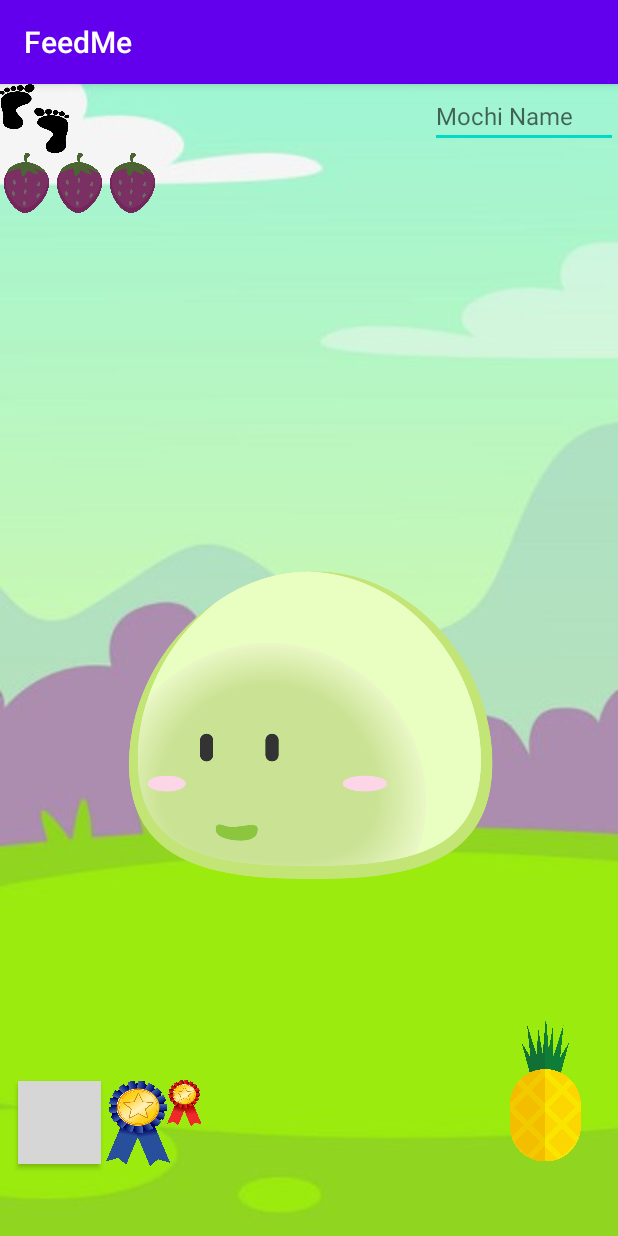
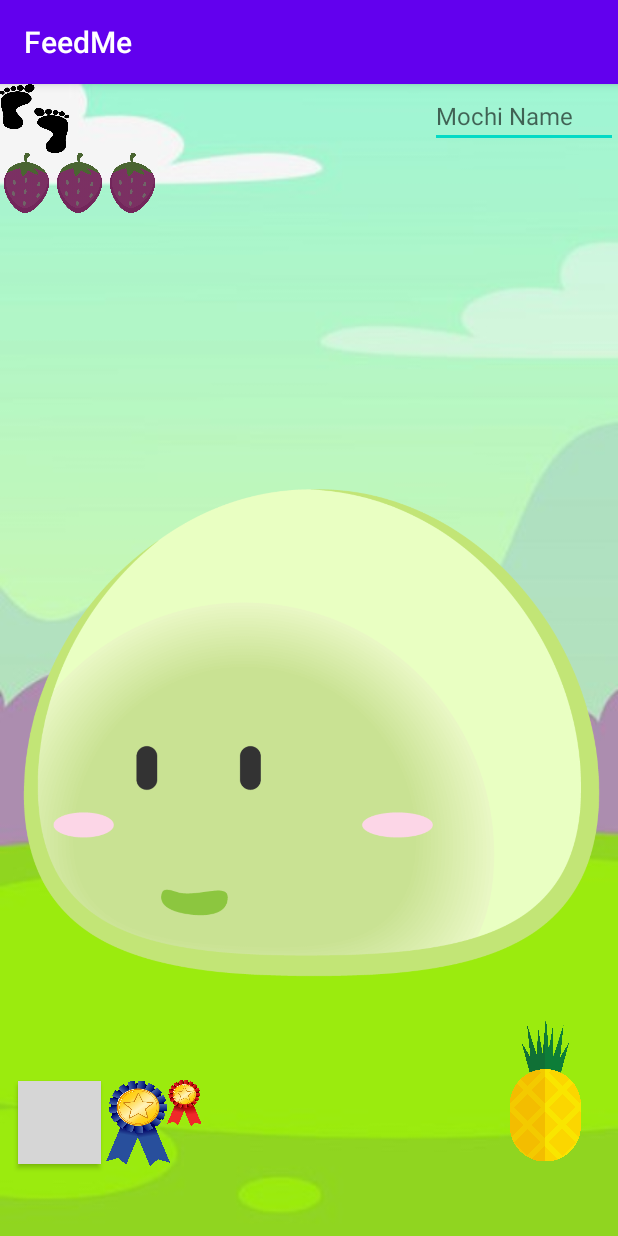
Before and after one commit to Seekerzero/FeedMe, an Android app: the screen it shows after launch (MainActivity), on a phone screen of 412 x 824 dp. Run offline under Robolectric (Android 15) with nearby library versions, the light colour scheme and no system bars; 4 statements that could not run were skipped; grey boxes are pictures that could not be loaded.

Commit message:
Fixed drag and drop bug. Made mochi bigger with more emotions. Fixed award detail fragment bug.

```diff
--- a/app/src/main/java/com/example/feedme/AwardDetailFragment.kt
+++ b/app/src/main/java/com/example/feedme/AwardDetailFragment.kt
@@ -49,6 +49,7 @@ class AwardDetailFragment : Fragment() {
         )
         award_date_label.text = (current_award?.award_date?.toString()
             ?: "Date earned") // TODO when user gets award, set date!
+
     }
 
     companion object {
--- a/app/src/main/java/com/example/feedme/AwardsActivity.kt
+++ b/app/src/main/java/com/example/feedme/AwardsActivity.kt
@@ -22,7 +22,6 @@ class AwardsActivity : AppCompatActivity() {
         achievement_grid_placeholder = findViewById(R.id.award_gallery)
         achievement_grid_placeholder2 = findViewById(R.id.award_gallery2)
 
-
         //award on click for each button
         achievement_grid_placeholder.setOnClickListener {
             changeDetailFragment(Awards.HEALTHY_HEART.awardName)
@@ -34,8 +33,6 @@ class AwardsActivity : AppCompatActivity() {
             changeDetailFragment(Awards.STRONG_EATER.awardName)
             Log.d(TAG, "Strong eater Award pressed!")
         }
-
-
     }
 
     fun changeDetailFragment(award_name: String) {
@@ -43,7 +40,6 @@ class AwardsActivity : AppCompatActivity() {
         supportFragmentManager
             .beginTransaction()
             .replace(R.id.awards_description_fragment_container, fragment)
-            .addToBackStack(null)
             .commit()
         Log.d(TAG, "Switch out award detail fragment")
     }
--- a/app/src/main/res/layout/activity_awards.xml
+++ b/app/src/main/res/layout/activity_awards.xml
@@ -49,11 +49,10 @@
     <FrameLayout
         android:id="@+id/awards_description_fragment_container"
         android:layout_width="match_parent"
-        android:layout_height="300dp"
+        android:layout_height="200dp"
         app:layout_constraintEnd_toEndOf="parent"
         app:layout_constraintHorizontal_bias="0.5"
         app:layout_constraintStart_toStartOf="parent"
         app:layout_constraintTop_toBottomOf="@+id/award_gallery"></FrameLayout>
 
-
 </androidx.constraintlayout.widget.ConstraintLayout>
--- a/app/src/main/res/layout/activity_main.xml
+++ b/app/src/main/res/layout/activity_main.xml
@@ -79,15 +79,15 @@
 
     <ImageView
         android:id="@+id/mochi"
-        android:layout_width="500dp"
-        android:layout_height="500dp"
+        android:layout_width="390dp"
+        android:layout_height="335dp"
         android:src="@drawable/green_mochi_happy"
         app:layout_constraintBottom_toBottomOf="parent"
         app:layout_constraintEnd_toEndOf="parent"
-        app:layout_constraintHorizontal_bias="0.505"
+        app:layout_constraintHorizontal_bias="0.495"
         app:layout_constraintStart_toStartOf="parent"
         app:layout_constraintTop_toTopOf="parent"
-        app:layout_constraintVertical_bias="0.653" />
+        app:layout_constraintVertical_bias="0.61" />
 
     <EditText
         android:id="@+id/mochi_name"
```
Also changed, not shown: app/src/main/java/com/example/feedme/MainActivity.kt (+20 -23 lines), app/src/main/res/drawable/green_mochi_eat_happy.png, app/src/main/res/drawable/green_mochi_happy.png, app/src/main/res/drawable/green_mochi_ok.png, app/src/main/res/drawable/green_mochi_super_happy.png.
